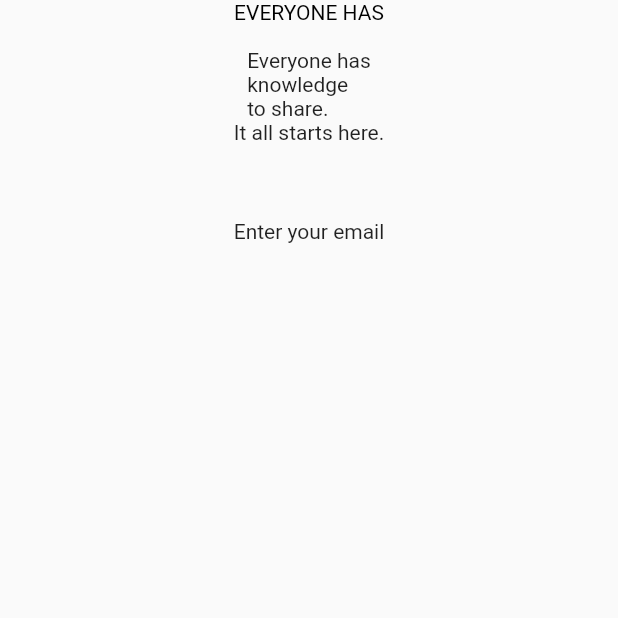
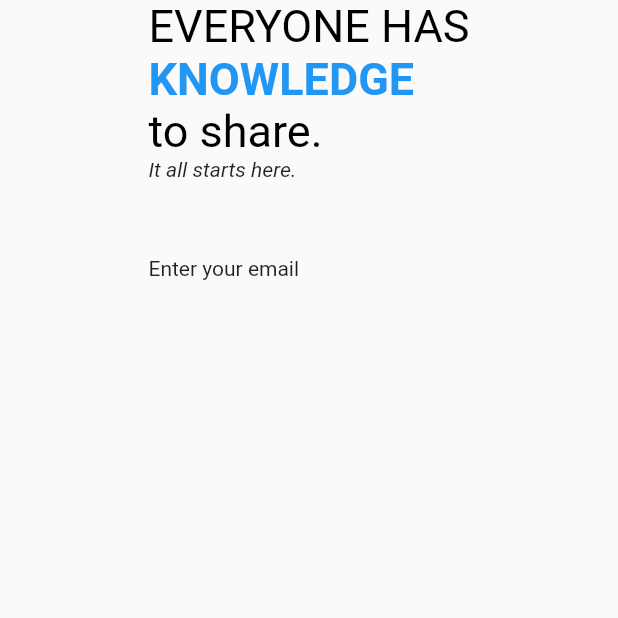
Before and after one commit to MrGreen0000/flutter_formulaire_november2022, a Flutter app: the screen it shows after launch, on a phone screen of 412 x 824 dp, the top half of it. Run offline on Flutter 3.47's test engine with Material 2 defaults, Android fonts, the phone set to English and light mode, and no system bars.

Commit message:
Suite création de la class AuthScreen

```diff
--- a/lib/screens/guest/auth_screen.dart
+++ b/lib/screens/guest/auth_screen.dart
@@ -14,18 +14,38 @@ class _AuthScreenState extends State<AuthScreen> {
       child: Scaffold(
         body: Center(
           child: Column(
+            crossAxisAlignment: CrossAxisAlignment.start,
             children: [
               RichText(
-                  text: TextSpan(
-                      text: 'Everyone has\n'.toUpperCase(),
-                      style: const TextStyle(color: Colors.black),
-                      children: const [])),
-              const Text('Everyone has\nknowledge\nto share.'),
-              const Text('It all starts here.'),
+                text: TextSpan(
+                  text: 'Everyone has\n'.toUpperCase(),
+                  style: const TextStyle(
+                    color: Colors.black,
+                    fontSize: 30.0,
+                  ),
+                  children: [
+                    TextSpan(
+                      text: 'knowledge\n'.toUpperCase(),
+                      style: TextStyle(
+                          color: Theme.of(context).primaryColor,
+                          fontWeight: FontWeight.bold),
+                    ),
+                    TextSpan(text: 'to share.'.toLowerCase()),
+                  ],
+                ),
+              ),
+              const Text(
+                'It all starts here.',
+                style: TextStyle(fontStyle: FontStyle.italic),
+              ),
               const SizedBox(
                 height: 50.0,
               ),
-              const Text('Enter your email'),
+              Form(
+                child: Column(children: const [
+                  Text('Enter your email'),
+                ]),
+              )
             ],
           ),
         ),
```
